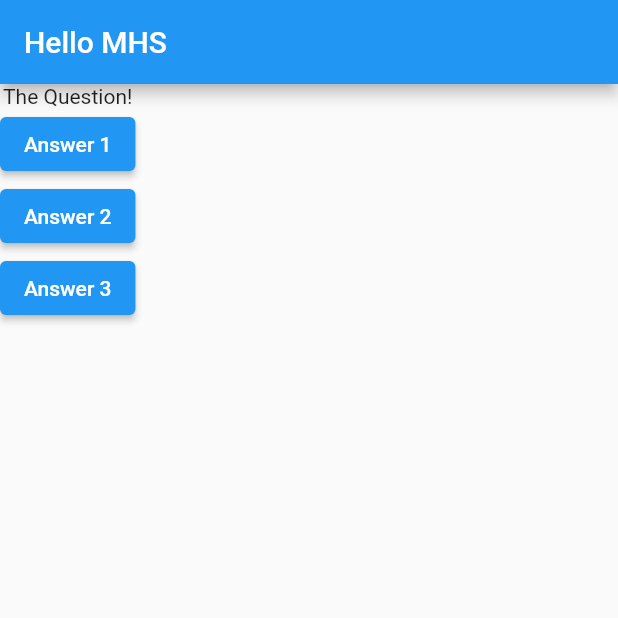
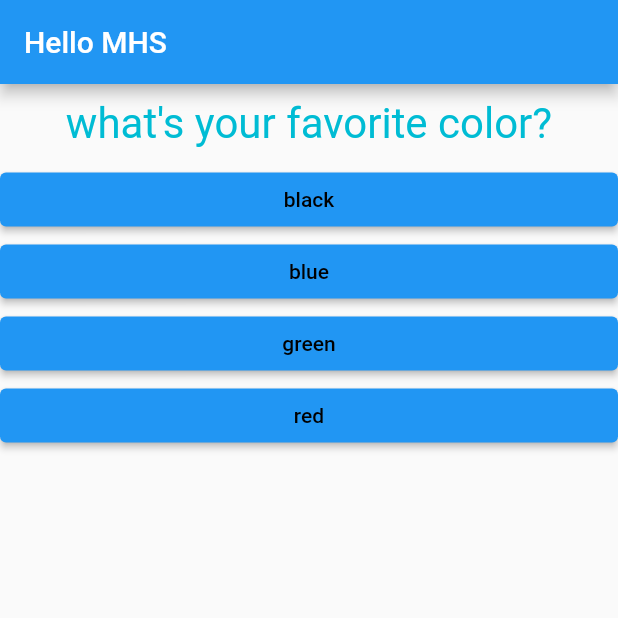
Before and after one commit to mhshakil09/flutter_first_app, a Flutter app: the screen it shows after launch, on a phone screen of 412 x 824 dp, the top half of it. Run offline on Flutter 3.47's test engine with Material 2 defaults, Android fonts, the phone set to English and light mode, and no system bars; our stand-ins replace fluttertoast.

Commit message:
Workable till now. Dynamic number of button s

```diff
--- /dev/null
+++ b/lib/answer.dart
@@ -0,0 +1,24 @@
+import 'package:flutter/material.dart';
+
+class Answer extends StatelessWidget {
+  final Function selectHandler;
+  final String answerText;
+
+  Answer(this.selectHandler, this.answerText);
+
+  @override
+  Widget build(BuildContext context) {
+    return SizedBox(
+      width: double.infinity,
+      child: ElevatedButton(
+        child: Text(
+          answerText,
+          style: TextStyle(color: Colors.black),
+        ),
+        onPressed: () {
+          selectHandler();
+        },
+      ),
+    );
+  }
+}
--- a/lib/main.dart
+++ b/lib/main.dart
@@ -1,15 +1,52 @@
 import 'package:flutter/material.dart';
+import 'package:flutter_first_app/answer.dart';
+import 'package:fluttertoast/fluttertoast.dart';
+
+import './question.dart';
 
 void main() => runApp(MyApp());
 
-class MyApp extends StatelessWidget {
-  void answerQuestion() {
+class MyApp extends StatefulWidget {
+  @override
+  State<MyApp> createState() => _MyAppState();
+}
+
+class _MyAppState extends State<MyApp> {
+  var _questionIndex = 0;
+
+  void _answerQuestion() {
+    setState(() {
+      _questionIndex += 1;
+    });
+
     print("answer question");
-
+    Fluttertoast.showToast(
+        msg: "Question ${_questionIndex} answered",
+        toastLength: Toast.LENGTH_SHORT,
+        gravity: ToastGravity.CENTER,
+        timeInSecForIosWeb: 1,
+        backgroundColor: Colors.red,
+        textColor: Colors.white,
+        fontSize: 16.0);
   }
 
   @override
   Widget build(BuildContext context) {
+    var questions = [
+      {
+        'questionText': "what's your favorite color?",
+        'answers': ['black', 'blue', 'green', 'red']
+      },
+      {
+        'questionText': "what's your favorite food?",
+        'answers': ['sweets', 'spicy', 'ice-cream', 'all']
+      },
+      {
+        'questionText': "what's your favorite game?",
+        'answers': ['cs', 'bs', 'pd', 'vr']
+      },
+    ];
+
     return MaterialApp(
       home: Scaffold(
         appBar: AppBar(
@@ -17,19 +54,12 @@ class MyApp extends StatelessWidget {
         ),
         body: Column(
           children: [
-            Text("The Question!"),
-            ElevatedButton(
-              child: Text("Answer 1"),
-              onPressed: answerQuestion,
+            // Text(questions[_questionIndex]),
+            Question(
+              questions[_questionIndex]['questionText'].toString(),
             ),
-            ElevatedButton(
-              child: Text("Answer 2"),
-              onPressed: answerQuestion,
-            ),
-            ElevatedButton(
-              child: Text("Answer 3"),
-              onPressed: answerQuestion,
-            ),
+            ...(questions[_questionIndex]['answers'] as List<String>)
+                .map((answer) => Answer(_answerQuestion ,answer)).toList()
           ],
         ),
       ),
--- /dev/null
+++ b/lib/question.dart
@@ -0,0 +1,20 @@
+import 'package:flutter/material.dart';
+
+class Question extends StatelessWidget {
+  final String questionText;
+
+  Question(this.questionText);
+
+  @override
+  Widget build(BuildContext context) {
+    return Container(
+      width: double.infinity,
+      margin: EdgeInsets.all(10),
+      child: Text(
+        questionText,
+        style: TextStyle(fontSize: 28, color: Colors.cyan),
+        textAlign: TextAlign.center,
+      ),
+    );
+  }
+}
```
